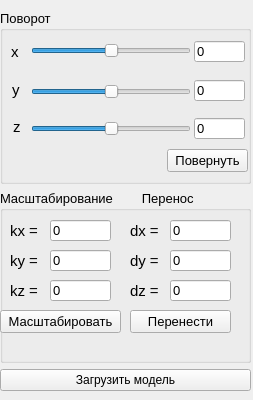
This is laba1/mycontroller.ui in moskovets/OOP_4sem as Qt 5 draws it before an edit. The edited form follows.
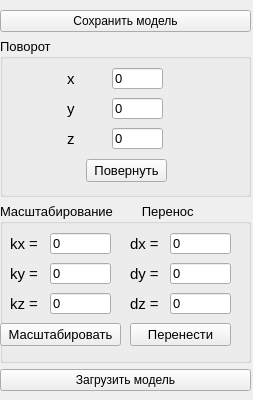
This is the edited form.

```diff
--- a/laba1/mycontroller.ui
+++ b/laba1/mycontroller.ui
@@ -35,6 +35,13 @@
     </rect>
    </property>
    <layout class="QVBoxLayout" name="verticalLayout_2">
+    <item>
+     <widget class="QPushButton" name="saveButton">
+      <property name="text">
+       <string>Сохранить модель</string>
+      </property>
+     </widget>
+    </item>
     <item>
      <widget class="QGroupBox" name="groupBox">
       <property name="font">
@@ -48,8 +55,8 @@
       <widget class="QLabel" name="label_2">
        <property name="geometry">
         <rect>
-         <x>11</x>
-         <y>31</y>
+         <x>67</x>
+         <y>30</y>
          <width>41</width>
          <height>21</height>
         </rect>
@@ -66,8 +73,8 @@
       <widget class="QLabel" name="label_3">
        <property name="geometry">
         <rect>
-         <x>12</x>
-         <y>69</y>
+         <x>67</x>
+         <y>60</y>
          <width>41</width>
          <height>21</height>
         </rect>
@@ -81,30 +88,11 @@
         <string>y</string>
        </property>
       </widget>
-      <widget class="QSlider" name="xhorizontalSlider">
-       <property name="geometry">
-        <rect>
-         <x>31</x>
-         <y>33</y>
-         <width>160</width>
-         <height>16</height>
-        </rect>
-       </property>
-       <property name="maximum">
-        <number>359</number>
-       </property>
-       <property name="sliderPosition">
-        <number>180</number>
-       </property>
-       <property name="orientation">
-        <enum>Qt::Horizontal</enum>
-       </property>
-      </widget>
       <widget class="QLineEdit" name="rot_xEdit">
        <property name="geometry">
         <rect>
-         <x>194</x>
-         <y>31</y>
+         <x>112</x>
+         <y>30</y>
          <width>51</width>
          <height>21</height>
         </rect>
@@ -116,8 +104,8 @@
       <widget class="QLineEdit" name="rot_yEdit">
        <property name="geometry">
         <rect>
-         <x>194</x>
-         <y>70</y>
+         <x>112</x>
+         <y>60</y>
          <width>51</width>
          <height>21</height>
         </rect>
@@ -126,30 +114,11 @@
         <string>0</string>
        </property>
       </widget>
-      <widget class="QSlider" name="yhorizontalSlider">
-       <property name="geometry">
-        <rect>
-         <x>31</x>
-         <y>74</y>
-         <width>160</width>
-         <height>16</height>
-        </rect>
-       </property>
-       <property name="maximum">
-        <number>359</number>
-       </property>
-       <property name="sliderPosition">
-        <number>180</number>
-       </property>
-       <property name="orientation">
-        <enum>Qt::Horizontal</enum>
-       </property>
-      </widget>
       <widget class="QLineEdit" name="rot_zEdit">
        <property name="geometry">
         <rect>
-         <x>194</x>
-         <y>108</y>
+         <x>112</x>
+         <y>90</y>
          <width>51</width>
          <height>21</height>
         </rect>
@@ -158,30 +127,11 @@
         <string>0</string>
        </property>
       </widget>
-      <widget class="QSlider" name="zhorizontalSlider">
-       <property name="geometry">
-        <rect>
-         <x>31</x>
-         <y>111</y>
-         <width>160</width>
-         <height>16</height>
-        </rect>
-       </property>
-       <property name="maximum">
-        <number>359</number>
-       </property>
-       <property name="sliderPosition">
-        <number>180</number>
-       </property>
-       <property name="orientation">
-        <enum>Qt::Horizontal</enum>
-       </property>
-      </widget>
       <widget class="QLabel" name="label_4">
        <property name="geometry">
         <rect>
-         <x>13</x>
-         <y>106</y>
+         <x>67</x>
+         <y>90</y>
          <width>41</width>
          <height>21</height>
         </rect>
@@ -198,8 +148,8 @@
       <widget class="QPushButton" name="rotateButton">
        <property name="geometry">
         <rect>
-         <x>167</x>
-         <y>139</y>
+         <x>86</x>
+         <y>121</y>
          <width>81</width>
          <height>23</height>
         </rect>
```
